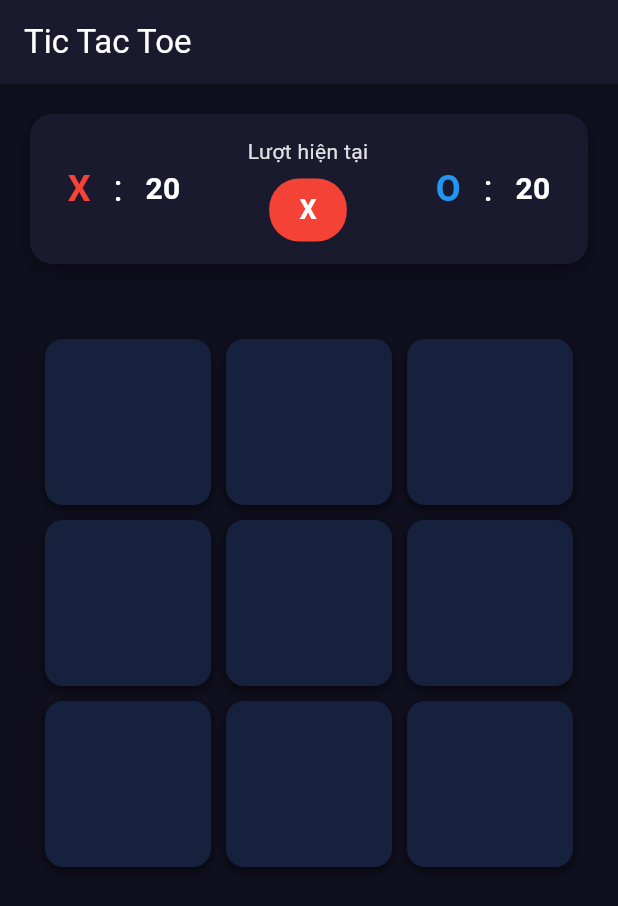
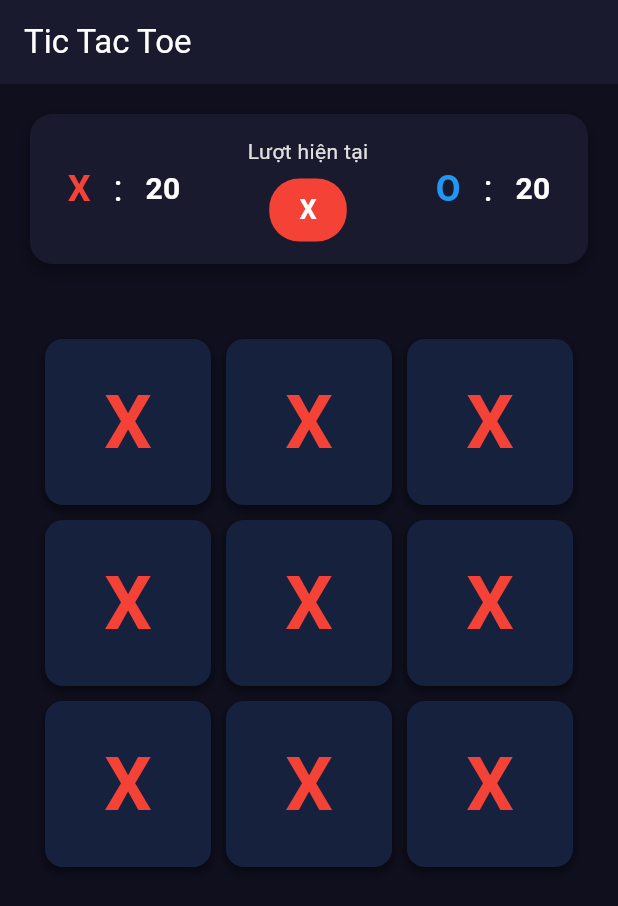
Before and after one commit to RuleOfNight/2025_LTTBDD_N05_Nhom_6, a Flutter app: the screen it shows after launch, on a phone screen of 412 x 824 dp. Shown: the top 906 px of the screen. Run offline on Flutter 3.47's test engine with Material 3 defaults, Android fonts, the phone set to English and light mode, and no system bars; our stand-ins replace rive.

Commit message:
dien phan tu vao cac o

```diff
--- a/lib/games/tictoc.dart
+++ b/lib/games/tictoc.dart
@@ -10,6 +10,11 @@ class TicTocGame extends StatefulWidget {
 class _TicTocGameState extends State<TicTocGame> {
   bool luot = true; // true la X, false la O
   bool chienThang = false;
+
+  List<String> mangXO = List.filled(9, "");
+  int diemX = 0;
+  int diemO = 0;
+  int daDanhDau = 0;
 
   Widget _diemSo(String ben, int diem, Color mau) {
     return Row(
@@ -131,6 +136,16 @@ class _TicTocGameState extends State<TicTocGame> {
                               ),
                             ],
                           ),
+                          child: Center(
+                            child: Text(
+                              "X",
+                              style: TextStyle(
+                                color: Colors.red,
+                                fontSize: 50,
+                                fontWeight: FontWeight.bold,
+                              ),
+                            ),
+                          ),
                         ),
                       );
                     },
```
